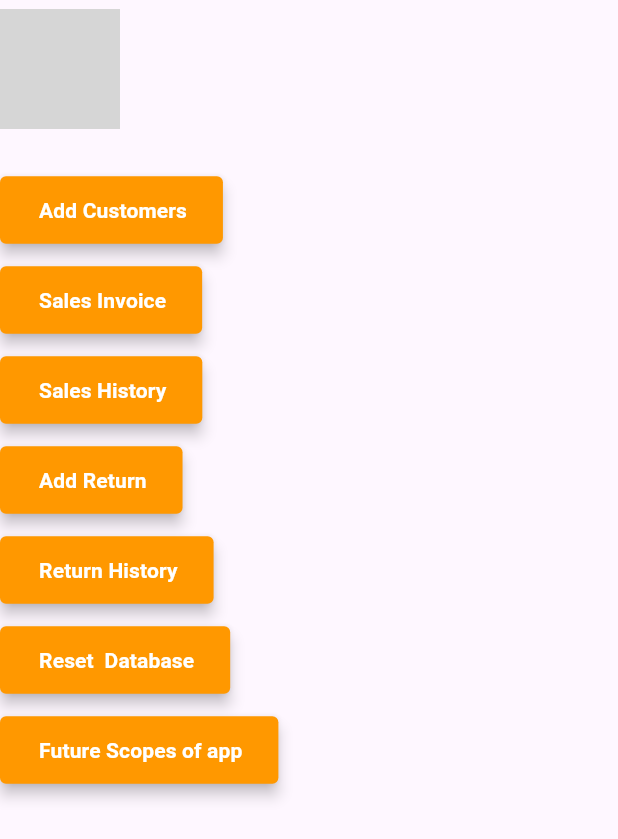
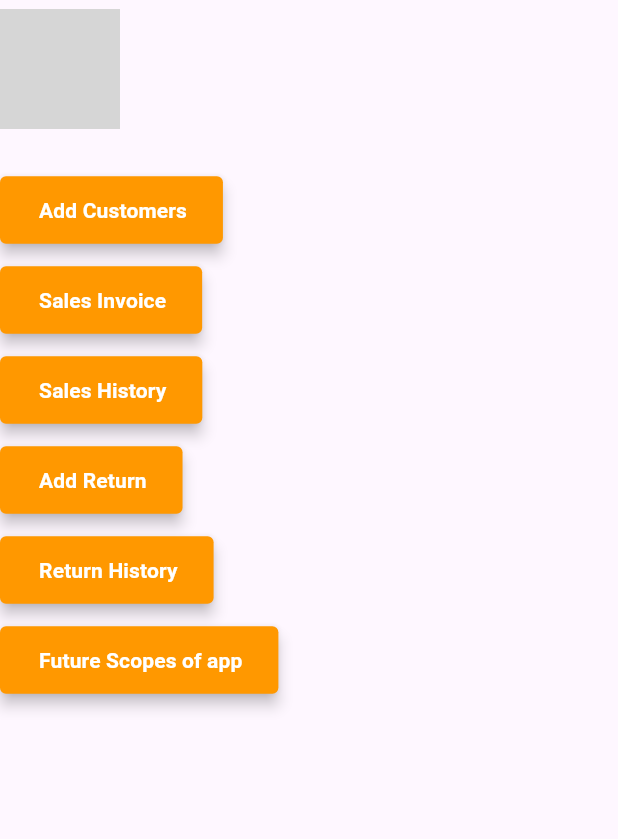
Before and after one commit to wattamwarp/elastic_run, a Flutter app: the screen it shows after launch, on a phone screen of 412 x 824 dp. Shown: the top 839 px of the screen. Run offline on Flutter 3.47's test engine with Material 3 defaults, Android fonts, the phone set to English and light mode, and no system bars; our stand-ins replace equatable, flutter_bloc, flutter_svg, lottie, sqflite; accounts and stored records are empty; network calls fail; grey boxes are pictures that could not be loaded.

Commit message:
code review and cleanup

```diff
--- a/lib/screens/home/home_screen.dart
+++ b/lib/screens/home/home_screen.dart
@@ -64,13 +64,7 @@ class HomeScreen extends StatelessWidget {
                     context: context, screenName: const SalesReturnScreen());
               },
             ),
-            12.height,
-            ErWidgets.filledButton(
-              text: 'Reset  Database',
-              onPressed: () {
-                _resetDb();
-              },
-            ),
+
             12.height,
             ErWidgets.filledButton(
               text: 'Future Scopes of app',
@@ -83,11 +77,6 @@ class HomeScreen extends StatelessWidget {
       ),
     );
   }
-
-  void _resetDb() {
-    DatabaseHelper().resetDatabase();
-  }
-
   void _navigateTo(
       {required BuildContext context, required Widget screenName}) {
     context.push(screenName);
```
